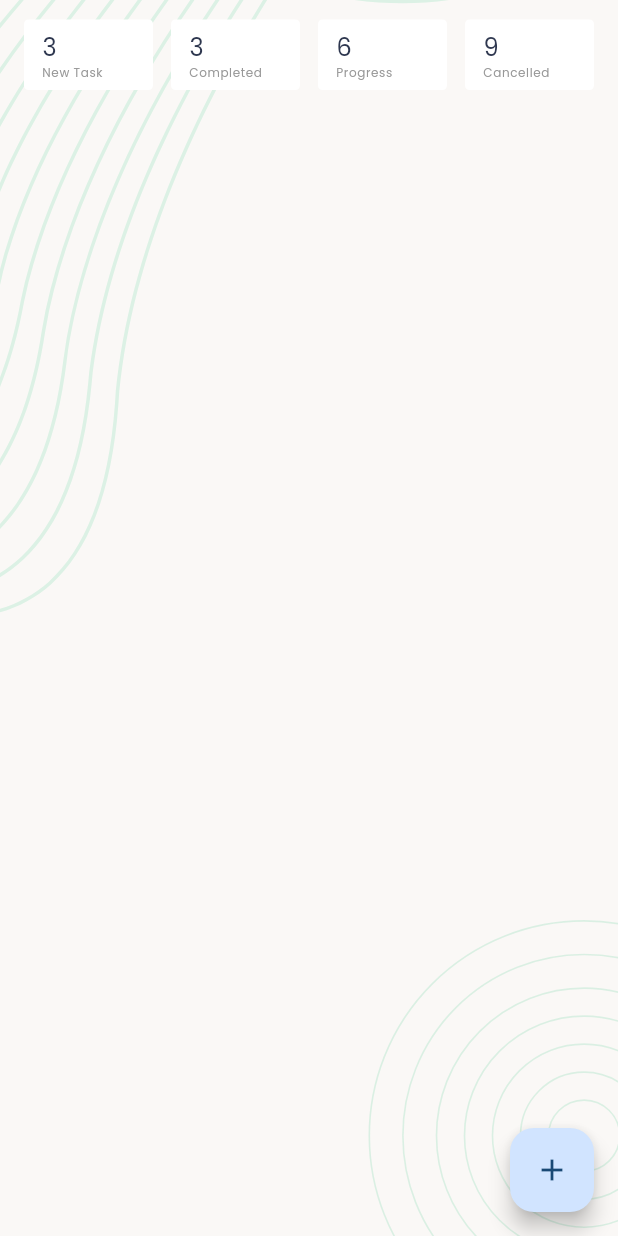
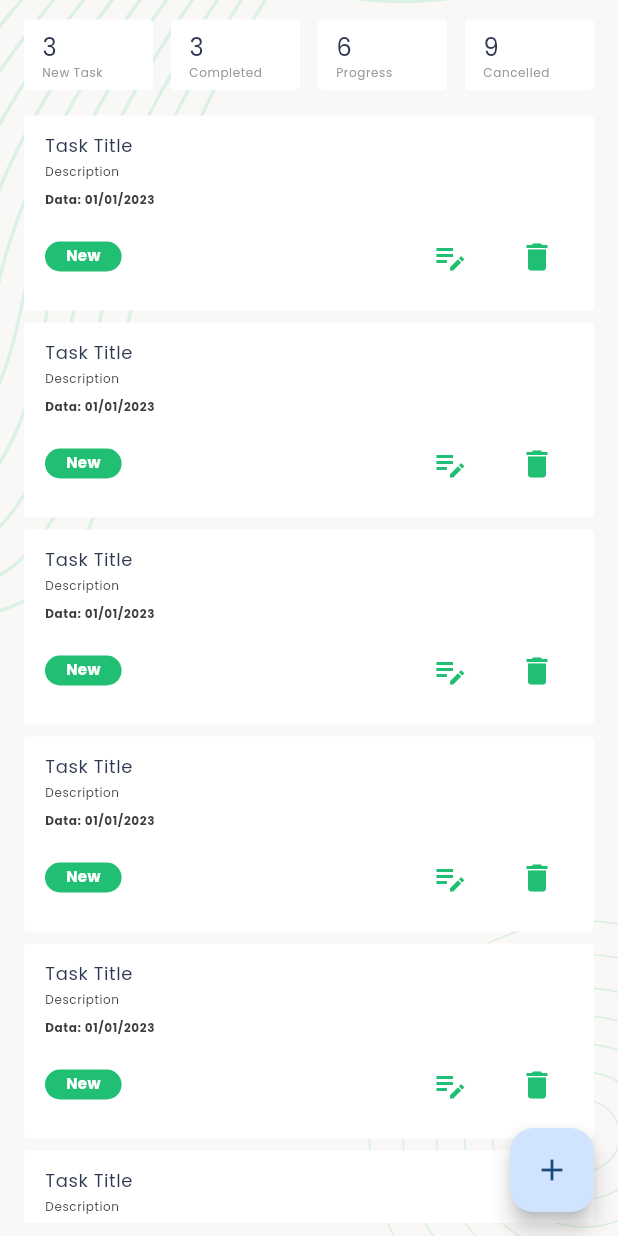
Before and after one commit to saju575/flutter-task-manager, a Flutter app: the NewTaskScreen screen opened directly, on a phone screen of 412 x 824 dp. Run offline on Flutter 3.47's test engine with Material 3 defaults, Android fonts, the phone set to English and light mode, and no system bars; our stand-ins replace flutter_svg, pin_code_fields.

Commit message:
bottom tab pages design done

```diff
--- a/lib/ui/screens/new_task_screen.dart
+++ b/lib/ui/screens/new_task_screen.dart
@@ -1,5 +1,7 @@
 import 'package:flutter/material.dart';
+import 'package:task_manager/ui/utils/app_colors.dart';
 import 'package:task_manager/ui/widgets/screen_background.dart';
+import 'package:task_manager/ui/widgets/task_card.dart';
 import 'package:task_manager/ui/widgets/task_manager_status_card.dart';
 
 class NewTaskScreen extends StatefulWidget {
@@ -18,12 +20,35 @@ class _NewTaskScreenState extends State<NewTaskScreen> {
       body: ScreenBackground(
         child: Padding(
           padding: const EdgeInsets.symmetric(vertical: 9, horizontal: 12),
-          child: Column(children: [_buildSummarySection(textTheme)]),
+          child: CustomScrollView(
+            scrollBehavior: ScrollBehavior().copyWith(scrollbars: false),
+            slivers: [
+              SliverToBoxAdapter(child: _buildSummarySection(textTheme)),
+              const SliverToBoxAdapter(child: SizedBox(height: 9)),
+              _newTaskList(textTheme),
+            ],
+          ),
         ),
       ),
       floatingActionButton: FloatingActionButton(
         onPressed: () {},
         child: const Icon(Icons.add),
+      ),
+    );
+  }
+
+  Widget _newTaskList(TextTheme textTheme) {
+    return SliverList(
+      delegate: SliverChildBuilderDelegate(
+        (context, index) => TaskCard(
+          textTheme: textTheme,
+          title: "Task Title",
+          description: "Description",
+          date: "01/01/2023",
+          status: "New",
+          statusBgColor: AppColors.primaryColor,
+        ),
+        childCount: 10,
       ),
     );
   }
--- a/lib/ui/utils/app_colors.dart
+++ b/lib/ui/utils/app_colors.dart
@@ -7,4 +7,6 @@ class AppColors {
   static const Color grayColor = Color(0xFF989898);
   static const Color textColor = Color(0xFF3d3d3d);
   static const Color whiteColor = Color(0xFFFFFFFF);
+  static const Color purpleColor = Color(0xFFcb0c9f);
+  static const Color dengerColor = Color(0xFFf15056);
 }
--- /dev/null
+++ b/lib/ui/widgets/task_card.dart
@@ -0,0 +1,111 @@
+import 'package:flutter/material.dart';
+import 'package:task_manager/ui/utils/app_colors.dart';
+
+class TaskCard extends StatelessWidget {
+  const TaskCard({
+    super.key,
+    required this.textTheme,
+    required this.title,
+    required this.description,
+    required this.date,
+    required this.status,
+    required this.statusBgColor,
+  });
+
+  final TextTheme textTheme;
+  final String title;
+  final String description;
+  final String date;
+  final String status;
+  final Color statusBgColor;
+
+  @override
+  Widget build(BuildContext context) {
+    return Card(
+      color: AppColors.whiteColor,
+      elevation: 0,
+      shape: RoundedRectangleBorder(borderRadius: BorderRadius.circular(3)),
+      child: Padding(
+        padding: const EdgeInsets.symmetric(vertical: 12, horizontal: 14),
+        child: Column(
+          crossAxisAlignment: CrossAxisAlignment.start,
+          mainAxisAlignment: MainAxisAlignment.start,
+          children: [
+            Text(
+              title,
+              style: textTheme.bodySmall?.copyWith(
+                color: AppColors.secondaryColor,
+              ),
+              maxLines: 1,
+            ),
+            SizedBox(height: 4),
+            Text(
+              description,
+              style: textTheme.bodySmall?.copyWith(
+                fontSize: 8,
+                color: AppColors.textColor,
+              ),
+              maxLines: 2,
+            ),
+            SizedBox(height: 8),
+            Text(
+              "Data: $date",
+              style: textTheme.bodySmall?.copyWith(
+                fontSize: 8,
+                color: AppColors.textColor,
+                fontWeight: FontWeight.w600,
+              ),
+            ),
+            SizedBox(height: 8),
+            Row(
+              mainAxisAlignment: MainAxisAlignment.spaceBetween,
+              crossAxisAlignment: CrossAxisAlignment.center,
+              children: [
+                Container(
+                  padding: EdgeInsets.only(
+                    left: 14,
+                    right: 14,
+                    top: 2,
+                    bottom: 4, // Controls horizontal spacing
+                  ),
+                  decoration: BoxDecoration(
+                    color: statusBgColor,
+                    borderRadius: BorderRadius.circular(50), // Keeps it rounded
+                  ),
+                  child: Center(
+                    child: Text(
+                      status,
+                      style: TextStyle(
+                        fontSize: 10, // Adjust text size
+                        color: AppColors.whiteColor,
+                        fontWeight: FontWeight.w600,
+                      ),
+                    ),
+                  ),
+                ),
+
+                Row(
+                  crossAxisAlignment: CrossAxisAlignment.center,
+                  children: [
+                    IconButton(
+                      onPressed: () {},
+                      icon: Icon(
+                        Icons.edit_note_sharp,
+                        color: AppColors.primaryColor,
+                      ),
+                    ),
+                    SizedBox(width: 10),
+                    IconButton(
+                      onPressed: () {},
+                      icon: Icon(Icons.delete, color: AppColors.primaryColor),
+                    ),
+                  ],
+                ),
+              ],
+            ),
+          ],
+        ),
+      ),
+    );
+  }
+}
```
Also changed, not shown: lib/ui/screens/cancelled_screen.dart (+18 -1 lines), lib/ui/screens/completed_screen.dart (+19 -2 lines), lib/ui/screens/progress_screen.dart (+18 -1 lines).
